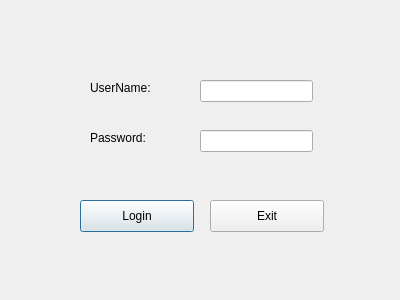
Qt form icsloginform.ui (firemariovn/inventory-control-system) before a commit.
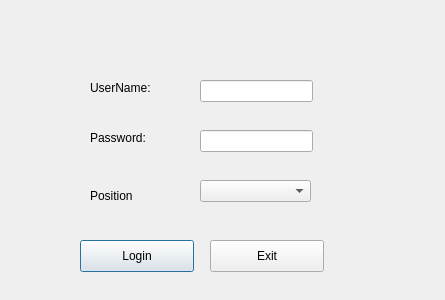
The same form after that commit.

Commit message: update issue 20 update issue 21 update issue 22 add funtion that prompt user "goods name cannot be empty" add function that click cancel button to clear the field goods name. add function that choose position when login and if user is a worker,he will not see the statics.

The edit to the form file:
```diff
--- a/icsloginform.ui
+++ b/icsloginform.ui
@@ -6,7 +6,7 @@
    <rect>
     <x>0</x>
     <y>0</y>
-    <width>400</width>
+    <width>445</width>
     <height>300</height>
    </rect>
   </property>
@@ -63,7 +63,7 @@
    <property name="geometry">
     <rect>
      <x>80</x>
-     <y>200</y>
+     <y>240</y>
      <width>114</width>
      <height>32</height>
     </rect>
@@ -76,7 +76,7 @@
    <property name="geometry">
     <rect>
      <x>210</x>
-     <y>200</y>
+     <y>240</y>
      <width>114</width>
      <height>32</height>
     </rect>
@@ -85,6 +85,29 @@
     <string>Exit</string>
    </property>
   </widget>
+  <widget class="QLabel" name="label">
+   <property name="geometry">
+    <rect>
+     <x>90</x>
+     <y>190</y>
+     <width>54</width>
+     <height>12</height>
+    </rect>
+   </property>
+   <property name="text">
+    <string>Position</string>
+   </property>
+  </widget>
+  <widget class="QComboBox" name="comboBox">
+   <property name="geometry">
+    <rect>
+     <x>200</x>
+     <y>180</y>
+     <width>111</width>
+     <height>22</height>
+    </rect>
+   </property>
+  </widget>
  </widget>
  <resources/>
  <connections/>
```
The commit also changes 7 other files.
